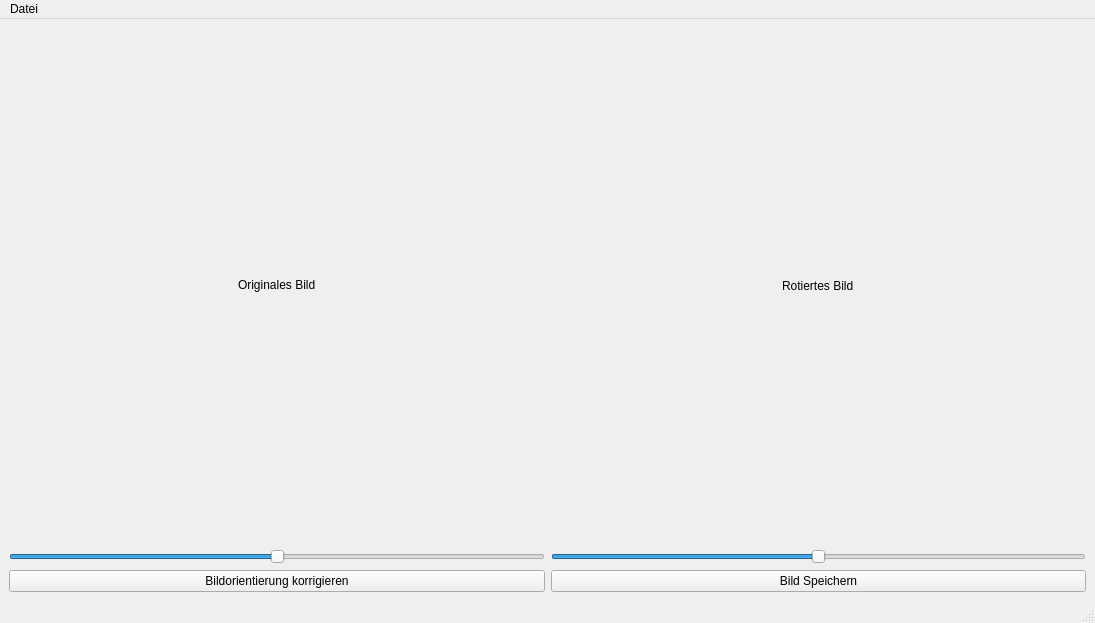
Qt form ImageEditor/form.ui (JonasHuu/Automatische-Erkennung-und-Korrektur-der-Bildausrichtung-mithilfe-von-Convolutional-Neural-Networks) before a commit.
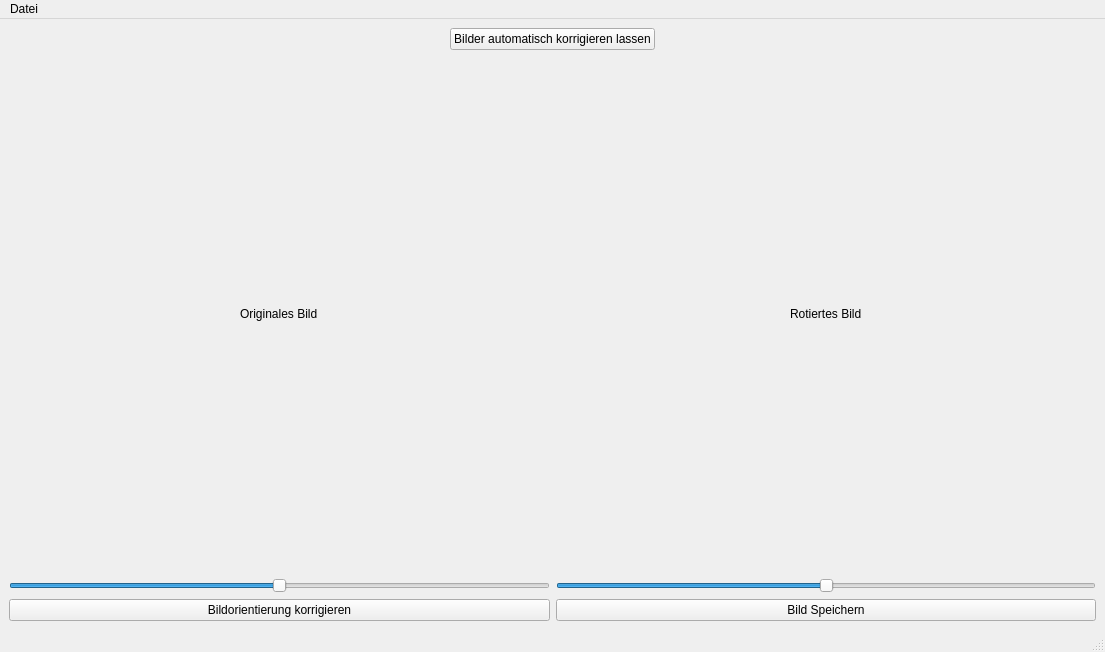
The same form after that commit.

Diff of the .ui file:
```diff
--- a/ImageEditor/form.ui
+++ b/ImageEditor/form.ui
@@ -6,15 +6,22 @@
    <rect>
     <x>0</x>
     <y>0</y>
-    <width>1095</width>
-    <height>623</height>
+    <width>1105</width>
+    <height>652</height>
    </rect>
   </property>
   <property name="windowTitle">
    <string>MainWindow</string>
   </property>
   <widget class="QWidget" name="centralwidget">
-   <layout class="QHBoxLayout" name="horizontalLayout_2">
+   <layout class="QVBoxLayout" name="verticalLayout_3">
+    <item alignment="Qt::AlignHCenter">
+     <widget class="QPushButton" name="autocorrectButton">
+      <property name="text">
+       <string>Bilder automatisch korrigieren lassen</string>
+      </property>
+     </widget>
+    </item>
     <item>
      <layout class="QHBoxLayout" name="horizontalLayout">
       <item>
@@ -94,7 +101,7 @@
     <rect>
      <x>0</x>
      <y>0</y>
-     <width>1095</width>
+     <width>1105</width>
      <height>22</height>
     </rect>
    </property>
```
Left out of the diff: 2 changed lines with no effect on the pictures.
